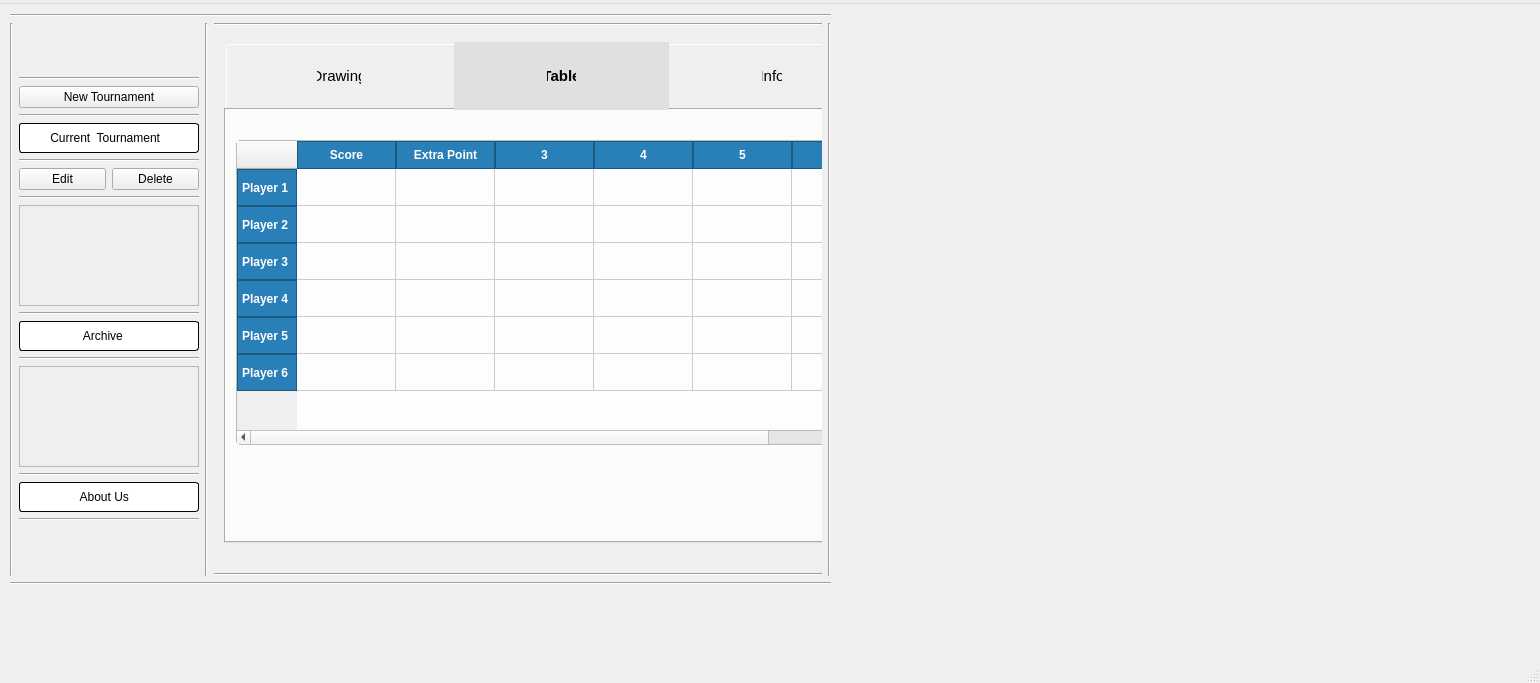
First picture: the form in mainwindow.ui, repository Tsolak2005/ChessTour-Mher-sTask-, before the edit.
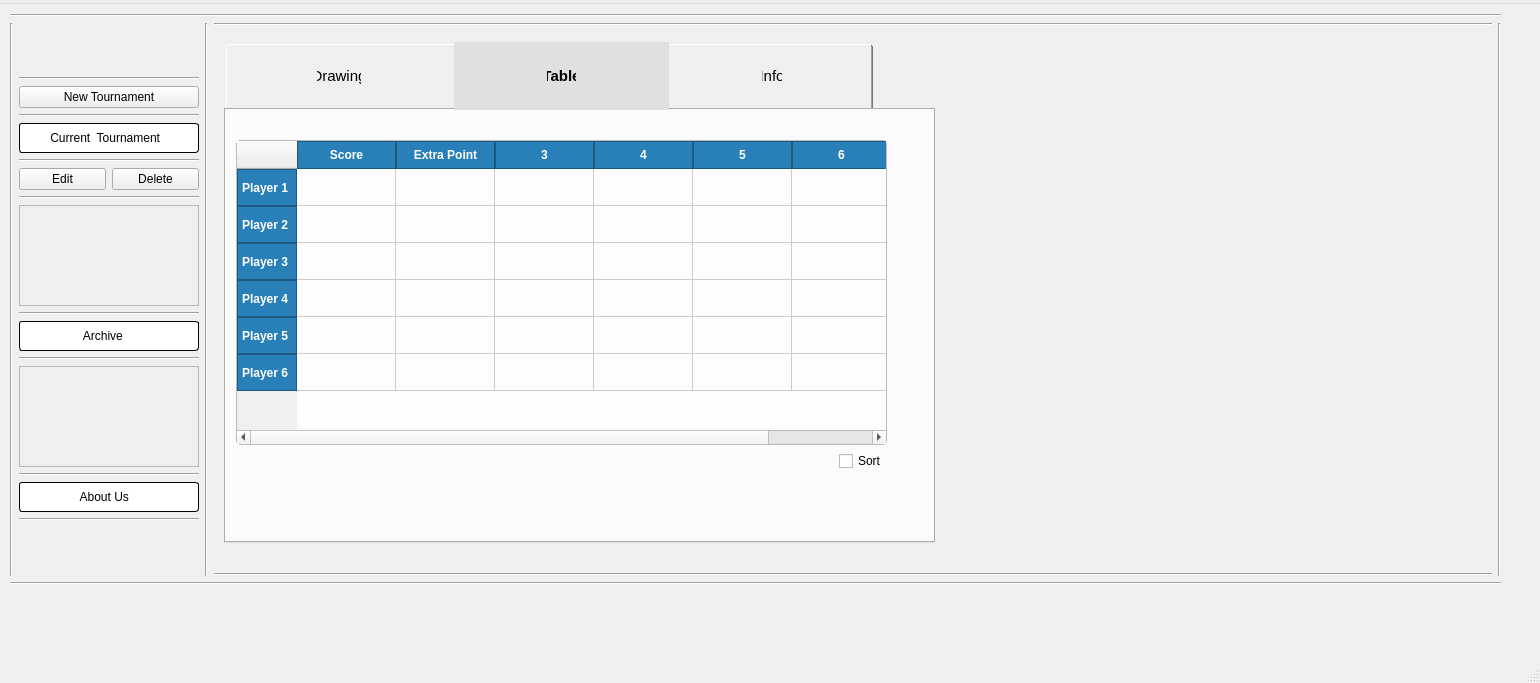
Second picture: the form after the edit.

What changed in the file:
```diff
--- a/mainwindow.ui
+++ b/mainwindow.ui
@@ -62,7 +62,7 @@
      <rect>
       <x>10</x>
       <y>10</y>
-      <width>821</width>
+      <width>1491</width>
       <height>571</height>
      </rect>
     </property>
```
Left out of the diff: 2 changed lines with no effect on the pictures.
